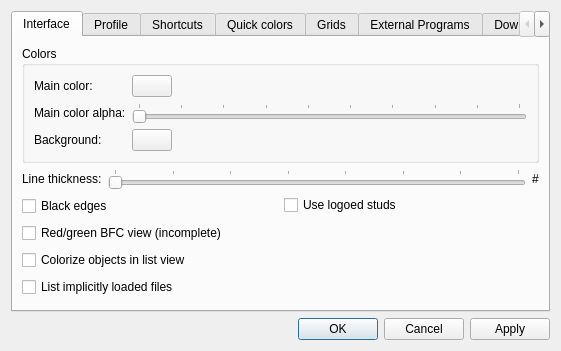
crimsondusk/ldforge, file ui/config.ui: the form before one commit.
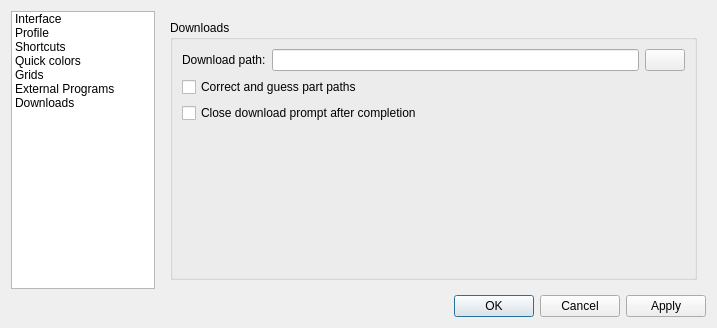
The form after the commit. The open tabs and pages were chosen to show the change. Icons and pictures are not drawn.

Commit message: Made the config dialog use a list widget for navigation over a tab widget.

Patch:
```diff
--- a/ui/config.ui
+++ b/ui/config.ui
@@ -6,8 +6,8 @@
    <rect>
     <x>0</x>
     <y>0</y>
-    <width>561</width>
-    <height>351</height>
+    <width>717</width>
+    <height>328</height>
    </rect>
   </property>
   <property name="windowTitle">
@@ -19,36 +19,71 @@
   </property>
   <layout class="QVBoxLayout" name="verticalLayout">
    <item>
-    <widget class="QTabWidget" name="tabs">
-     <property name="tabPosition">
-      <enum>QTabWidget::North</enum>
-     </property>
+    <layout class="QHBoxLayout" name="horizontalLayout_7" stretch="0,0">
+     <item>
+      <widget class="QListWidget" name="m_pagelist">
+       <property name="minimumSize">
+        <size>
+         <width>144</width>
+         <height>0</height>
+        </size>
+       </property>
+       <property name="maximumSize">
+        <size>
+         <width>144</width>
+         <height>16777215</height>
+        </size>
+       </property>
+       <item>
+        <property name="text">
+         <string>Interface</string>
+        </property>
+       </item>
+       <item>
+        <property name="text">
+         <string>Profile</string>
+        </property>
+       </item>
+       <item>
+        <property name="text">
+         <string>Shortcuts</string>
+        </property>
+       </item>
+       <item>
+        <property name="text">
+         <string>Quick colors</string>
+        </property>
+       </item>
+       <item>
+        <property name="text">
+         <string>Grids</string>
+        </property>
+       </item>
+       <item>
+        <property name="text">
+         <string>External Programs</string>
+        </property>
+       </item>
+       <item>
+        <property name="text">
+         <string>Downloads</string>
+        </property>
+       </item>
+      </widget>
+     </item>
+     <item>
+      <widget class="QStackedWidget" name="m_pages">
      <property name="currentIndex">
       <number>0</number>
      </property>
-     <property name="elideMode">
-      <enum>Qt::ElideNone</enum>
-     </property>
-     <property name="documentMode">
-      <bool>false</bool>
-     </property>
-     <property name="tabsClosable">
-      <bool>false</bool>
-     </property>
-     <property name="movable">
-      <bool>false</bool>
-     </property>
-     <widget class="QWidget" name="tab">
-      <attribute name="title">
-       <string>Interface</string>
-      </attribute>
-      <layout class="QVBoxLayout" name="verticalLayout_2">
+       <widget class="QWidget" name="page_3">
+        <layout class="QVBoxLayout" name="verticalLayout_13">
        <item>
         <widget class="QGroupBox" name="groupBox">
          <property name="title">
-          <string>Colors</string>
-         </property>
-         <layout class="QVBoxLayout" name="verticalLayout_3" stretch="0">
+            <string>Interface</string>
+           </property>
+           <layout class="QVBoxLayout" name="verticalLayout_3" stretch="0,0,0">
           <item>
            <layout class="QFormLayout" name="formLayout">
             <property name="fieldGrowthPolicy">
@@ -135,9 +170,6 @@
              </widget>
             </item>
            </layout>
-          </item>
-         </layout>
-        </widget>
        </item>
        <item>
         <layout class="QFormLayout" name="formLayout_2">
@@ -178,14 +210,17 @@
              </property>
             </widget>
            </item>
-           <item>
-            <widget class="QLabel" name="label_6">
+               </layout>
+              </item>
+              <item row="0" column="0">
+               <widget class="QLabel" name="label_5">
+                <property name="whatsThis">
+                 <string/>
+                </property>
              <property name="text">
-              <string>#</string>
-             </property>
-            </widget>
-           </item>
-          </layout>
+                 <string>Line thickness:</string>
+                </property>
+               </widget>
          </item>
         </layout>
        </item>
@@ -260,11 +295,11 @@
        </item>
       </layout>
      </widget>
-     <widget class="QWidget" name="tab_7">
-      <attribute name="title">
-       <string>Profile</string>
-      </attribute>
-      <layout class="QVBoxLayout" name="verticalLayout_10">
+         </item>
+        </layout>
+       </widget>
+       <widget class="QWidget" name="page_4">
+        <layout class="QVBoxLayout" name="verticalLayout_14">
        <item>
         <widget class="QGroupBox" name="groupBox_4">
          <property name="title">
@@ -345,11 +380,8 @@
        </item>
       </layout>
      </widget>
-     <widget class="QWidget" name="tab_2">
-      <attribute name="title">
-       <string>Shortcuts</string>
-      </attribute>
-      <layout class="QHBoxLayout" name="horizontalLayout_3">
+       <widget class="QWidget" name="page_5">
+        <layout class="QVBoxLayout" name="verticalLayout_15">
        <item>
         <widget class="QGroupBox" name="groupBox_2">
          <property name="whatsThis">
@@ -419,11 +451,8 @@
        </item>
       </layout>
      </widget>
-     <widget class="QWidget" name="tab_3">
-      <attribute name="title">
-       <string>Quick colors</string>
-      </attribute>
-      <layout class="QHBoxLayout" name="horizontalLayout_4">
+       <widget class="QWidget" name="page_6">
+        <layout class="QVBoxLayout" name="verticalLayout_16">
        <item>
         <widget class="QGroupBox" name="groupBox_3">
          <property name="whatsThis">
@@ -551,11 +580,8 @@
        </item>
       </layout>
      </widget>
-     <widget class="QWidget" name="tab_4">
-      <attribute name="title">
-       <string>Grids</string>
-      </attribute>
-      <layout class="QVBoxLayout" name="verticalLayout_6">
+       <widget class="QWidget" name="page_7">
+        <layout class="QVBoxLayout" name="verticalLayout_17">
        <item>
         <widget class="QGroupBox" name="grids">
          <property name="title">
@@ -578,11 +604,8 @@
        </item>
       </layout>
      </widget>
-     <widget class="QWidget" name="tab_5">
-      <attribute name="title">
-       <string>External Programs</string>
-      </attribute>
-      <layout class="QVBoxLayout" name="verticalLayout_9">
+       <widget class="QWidget" name="page_8">
+        <layout class="QVBoxLayout" name="verticalLayout_18">
        <item>
         <widget class="QGroupBox" name="extProgs">
          <property name="whatsThis">
@@ -610,11 +633,14 @@
        </item>
       </layout>
      </widget>
-     <widget class="QWidget" name="tab_6">
-      <attribute name="title">
-       <string>Downloading</string>
-      </attribute>
-      <layout class="QVBoxLayout" name="verticalLayout_7">
+       <widget class="QWidget" name="page_9">
+        <layout class="QVBoxLayout" name="verticalLayout_19">
+         <item>
+          <widget class="QGroupBox" name="groupBox_5">
+           <property name="title">
+            <string>Downloads</string>
+           </property>
+           <layout class="QVBoxLayout" name="verticalLayout_20">
        <item>
         <layout class="QHBoxLayout" name="horizontalLayout_2">
          <item>
@@ -676,14 +702,19 @@
          <property name="sizeHint" stdset="0">
           <size>
            <width>20</width>
-           <height>40</height>
+                <height>187</height>
           </size>
          </property>
         </spacer>
        </item>
       </layout>
      </widget>
-    </widget>
+         </item>
+        </layout>
+       </widget>
+      </widget>
+     </item>
+    </layout>
    </item>
    <item>
     <widget class="QDialogButtonBox" name="buttonBox">
```
Left out of the diff: 36 changed lines with no effect on the pictures. Lines whose indentation alone changed are shown as unchanged. The commit also changes 2 other files.
